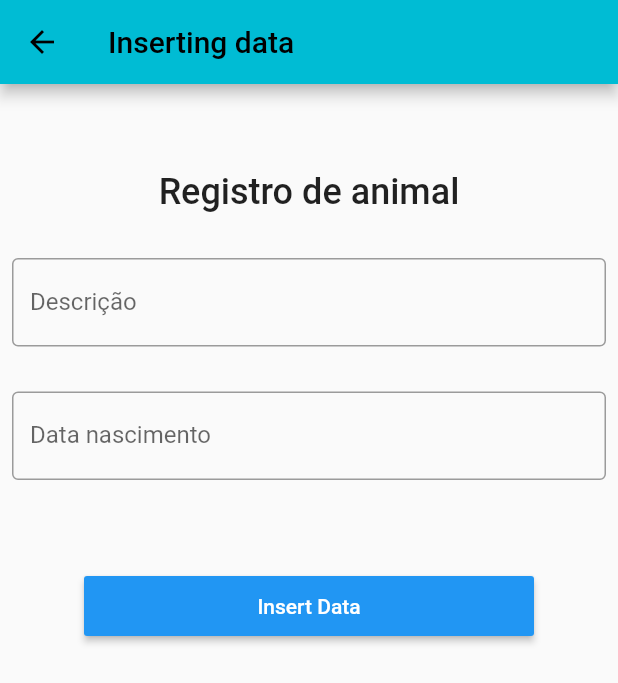
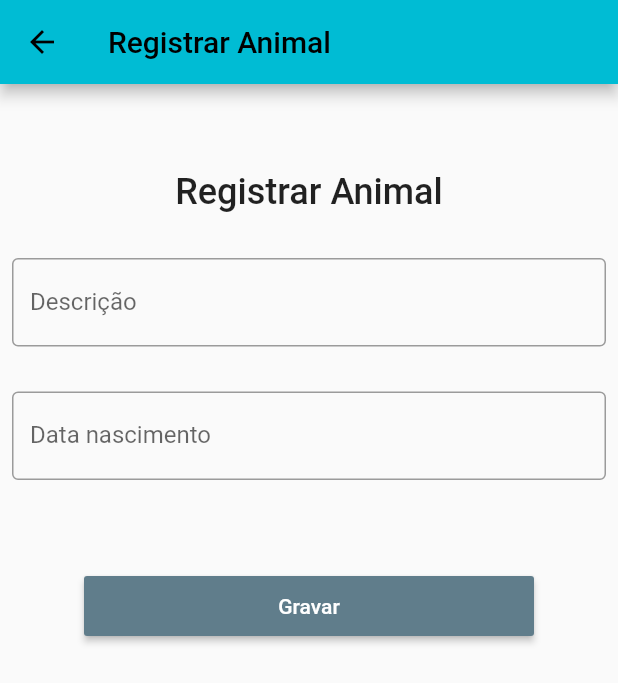
Before and after one commit to ferpereira/rastreabilidade_pec_corte_app, a Flutter app: the Home screen opened directly with empty values, after a tap on the "arrow back" icon, after a tap on "Registros", on a phone screen of 412 x 824 dp. Shown: the top 683 px of the screen. Run offline on Flutter 3.47's test engine with Material 2 defaults, Android fonts, the phone set to English and light mode, and no system bars; our stand-ins replace cloud_firestore, firebase_auth, firebase_core, fluttertoast; missing offline and left inert: dart:ffi; accounts and stored records are empty.

Commit message:
implementação do alterar Icon passando parametro para proxima tela.

```diff
--- a/lib/db/database.dart
+++ b/lib/db/database.dart
@@ -62,4 +62,14 @@ class Database {
   static Stream<QuerySnapshot<Map<String, dynamic>>> listAnimal() {
     return _firestore.collection('animal').snapshots();
   }
+
+  static Future<Animal> find(String id) async {
+    QuerySnapshot querySnapshot =
+        await _firestore.collection('animal').get().then((value) => value);
+    var result = querySnapshot.docs.where((element) => element.id == id);
+    result.first.data();
+    Animal retorn = Animal(result.first.id, result.first['descricao'],
+        result.first['dataNascimento'], result.first['status']);
+    return retorn;
+  }
 }
--- a/lib/screens/home.dart
+++ b/lib/screens/home.dart
@@ -3,9 +3,10 @@ import 'dart:math';
 import 'package:cloud_firestore/cloud_firestore.dart';
 import 'package:firebase_auth/firebase_auth.dart';
 import 'package:flutter/material.dart';
-import 'package:rastreabilidade_pec_corte_app/db/database.dart';
 import 'package:rastreabilidade_pec_corte_app/model/animal.dart';
 import 'package:rastreabilidade_pec_corte_app/screens/profile_page.dart';
+
+import '../widgets/add_animal_form.dart';
 
 class Home extends StatefulWidget {
   final User user;
@@ -18,12 +19,9 @@ class Home extends StatefulWidget {
 class HomeState extends State<Home> {
   bool isSelectionMode = false;
   late int listLength = 0;
-  late List<Animal> _selected = [];
   bool _selectAll = false;
-  bool _isGridMode = false;
   late User _currentUser;
   final db = FirebaseFirestore.instance;
-  late List<bool> _isChecked;
   final bool checked = false;
 
   @override
@@ -39,7 +37,6 @@ class HomeState extends State<Home> {
 
   @override
   void dispose() {
-    _selected.clear();
     super.dispose();
   }
 
@@ -60,29 +57,6 @@ class HomeState extends State<Home> {
           ),
           actions: <Widget>[
             if (isSelectionMode)
-              TextButton(
-                  child: !_selectAll
-                      ? const Text(
-                          'select all',
-                          style: TextStyle(color: Colors.white),
-                        )
-                      : const Text(
-                          'unselect all',
-                          style: TextStyle(color: Colors.white),
-                        ),
-                  onPressed: () {
-                    _selectAll = !_selectAll;
-                    setState(() {
-                      _selected.forEach((value) {
-                        if (_selectAll) {
-                          value.status = true;
-                        } else {
-                          value.status = false;
-                        }
-                      });
-                    });
-                  }),
-            if (isSelectionMode)
               IconButton(
                 icon: const Icon(Icons.close, color: Colors.white),
                 onPressed: () {
@@ -102,20 +76,28 @@ class HomeState extends State<Home> {
                   child: CircularProgressIndicator(color: Colors.blueGrey),
                 );
               } else {
-                return ListView(
+                var listView = ListView(
                   children: snapshot.data!.docs.map((doc) {
                     return Center(
                       child: Row(
                         children: [
-                          Icon(
-                            // <-- Icon
-                            Icons.update,
-                            size: 24.0,
-                          ),
+                          IconButton(
+                              icon: Icon(Icons.edit),
+                              iconSize: 32,
+                              color: Colors.blueGrey,
+                              tooltip: 'Toggle Bluetooth',
+                              onPressed: () async {
+                                Navigator.of(context).push(
+                                  MaterialPageRoute(
+                                    builder: (context) =>
+                                        AddAnimalForm(doc: doc.id),
+                                  ),
+                                );
+                              }),
                           Container(
                               padding: EdgeInsets.all(16.0),
-                              width: max(0, 250),
-                              height: 50,
+                              width: max(0, 230),
+                              height: 65,
                               child: Text('Animal - ${doc['descricao']}')),
                           Checkbox(
                               materialTapTargetSize:
@@ -137,66 +119,8 @@ class HomeState extends State<Home> {
                     );
                   }).toList(),
                 );
-                // return ListView(
-                //   children: snapshot.data!.docs.map((doc) {
-                //     return Card(
-                //       child: ListTile(
-                //         title: Text(doc['descricao']),
-                //       ),
-                //     );
-                //   }).toList(),
-                // );
+                return listView;
               }
             }));
   }
 }
-
-class ListBuilder extends StatefulWidget {
-  const ListBuilder({
-    required this.selectedList,
-    required this.isSelectionMode,
-    required this.onSelectionChange,
-  });
-
-  final bool isSelectionMode;
-  final List<Animal> selectedList;
-  final Function(bool)? onSelectionChange;
-
-  @override
-  State<ListBuilder> createState() => _ListBuilderState();
-}
-
-class _ListBuilderState extends State<ListBuilder> {
-  void _toggle(int index) {
-    if (widget.isSelectionMode) {
-      setState(() {
-        //widget.selectedList[index].status = !widget.selectedList[index].status;
-      });
-    }
-  }
-
-  @override
-  Widget build(BuildContext context) {
-    return ListView.builder(
-        itemCount: widget.selectedList.length,
-        itemBuilder: (_, int index) {
-          return ListTile(
-              onTap: () => _toggle(index),
-              onLongPress: () {
-                if (!widget.isSelectionMode) {
-                  setState(() {
-                    widget.selectedList[index].status = true;
-                  });
-                  widget.onSelectionChange!(true);
-                }
-              },
-              trailing: widget.isSelectionMode
-                  ? Checkbox(
-                      value: widget.selectedList[index].status,
-                      onChanged: (bool? x) => _toggle(index),
-                    )
-                  : const SizedBox.shrink(),
-              title: Text(widget.selectedList[index].descricao ?? ''));
-        });
-  }
-}
--- a/lib/screens/profile_page.dart
+++ b/lib/screens/profile_page.dart
@@ -77,7 +77,9 @@ class _ProfilePageState extends State<ProfilePage> {
                         onPressed: () async {
                           Navigator.of(context).push(
                             MaterialPageRoute(
-                              builder: (context) => AddAnimalForm(),
+                              builder: (context) => AddAnimalForm(
+                                doc: "",
+                              ),
                             ),
                           );
                         },
--- a/lib/widgets/add_animal_form.dart
+++ b/lib/widgets/add_animal_form.dart
@@ -1,10 +1,13 @@
+import 'package:cloud_firestore/cloud_firestore.dart';
 import 'package:flutter/material.dart';
 import 'package:firebase_core/firebase_core.dart';
 
 import '../db/database.dart';
+import '../model/animal.dart';
 
 class AddAnimalForm extends StatefulWidget {
-  const AddAnimalForm({Key? key}) : super(key: key);
+  final String? doc;
+  const AddAnimalForm({Key? key, this.doc}) : super(key: key);
 
   @override
   State<AddAnimalForm> createState() => _AddAnimalFormState();
@@ -14,17 +17,43 @@ class _AddAnimalFormState extends State<AddAnimalForm> {
   final userNameController = TextEditingController();
   final userAgeController = TextEditingController();
   final userSalaryController = TextEditingController();
+  late String title = "Registrar Animal";
+  late String? _docEdit = "";
+  late Future<Animal> identification;
+  late bool _findRegister = false;
+  late String lbButton = "Gravar";
 
   @override
   void initState() {
+    if (widget.doc!.isNotEmpty) {
+      _findRegister = true;
+      _docEdit = widget.doc;
+      title = "Editar Animal";
+      lbButton = "Alterar";
+      _asyncFindRegister();
+    }
     super.initState();
+  }
+
+  _asyncFindRegister() async {
+    identification = Database.find(_docEdit!);
+    identification.then((value) => {
+          print(value.descricao),
+          userNameController.text = value.descricao.toString(),
+          userAgeController.text = value.dataNascimento.toString(),
+        });
   }
 
   @override
   Widget build(BuildContext context) {
+    // if (_findRegister) {
+    //   return Center(
+    //     child: CircularProgressIndicator(color: Colors.blueGrey),
+    //   );
+    // } else {
     return Scaffold(
       appBar: AppBar(
-        title: Text('Inserting data'),
+        title: Text('${title}'),
       ),
       body: Center(
         child: Padding(
@@ -34,8 +63,8 @@ class _AddAnimalFormState extends State<AddAnimalForm> {
               const SizedBox(
                 height: 50,
               ),
-              const Text(
-                'Registro de animal',
+              Text(
+                '${title}',
                 style: TextStyle(
                   fontSize: 24,
                   fontWeight: FontWeight.w500,
@@ -79,12 +108,16 @@ class _AddAnimalFormState extends State<AddAnimalForm> {
                   //   'age': userAgeController.text,
                   //   'salary': userSalaryController.text
                   // };
-                  await Database.addItem(
-                      descricao: userNameController.text,
-                      dataNascimento: userAgeController.text);
+                  if (_findRegister) {
+                    print("Gravar alteração");
+                  } else {
+                    await Database.addItem(
+                        descricao: userNameController.text,
+                        dataNascimento: userAgeController.text);
+                  }
                 },
-                child: const Text('Insert Data'),
-                color: Colors.blue,
+                child: Text('${lbButton}'),
+                color: Colors.blueGrey,
                 textColor: Colors.white,
                 minWidth: 300,
                 height: 40,
@@ -96,3 +129,4 @@ class _AddAnimalFormState extends State<AddAnimalForm> {
     );
   }
 }
+//}
--- a/pubspec.yaml
+++ b/pubspec.yaml
@@ -41,6 +41,7 @@ dependencies:
   fluttertoast: ^8.0.9
   cloud_firestore: ^3.4.9
   firebase_database: ^9.1.5
+  syncfusion_flutter_datepicker: ^20.3.47
 
 dev_dependencies:
   flutter_test:
```
Also changed, not shown: pubspec.lock.
